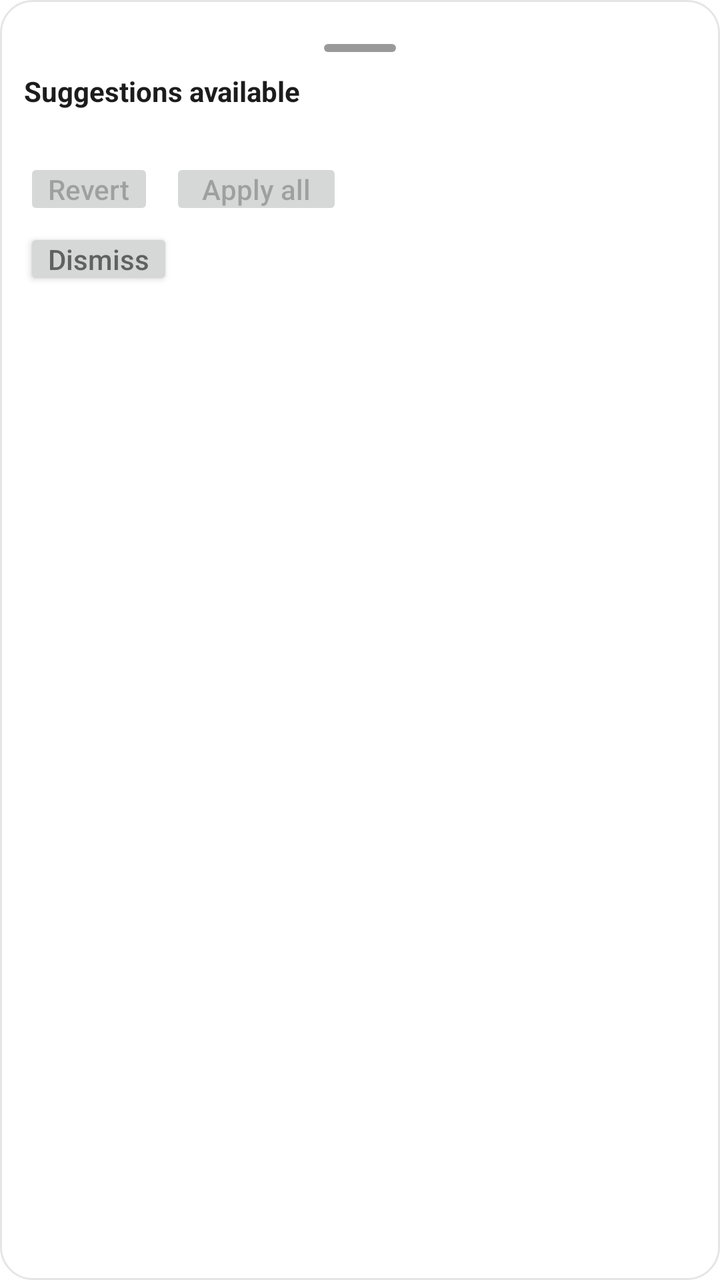
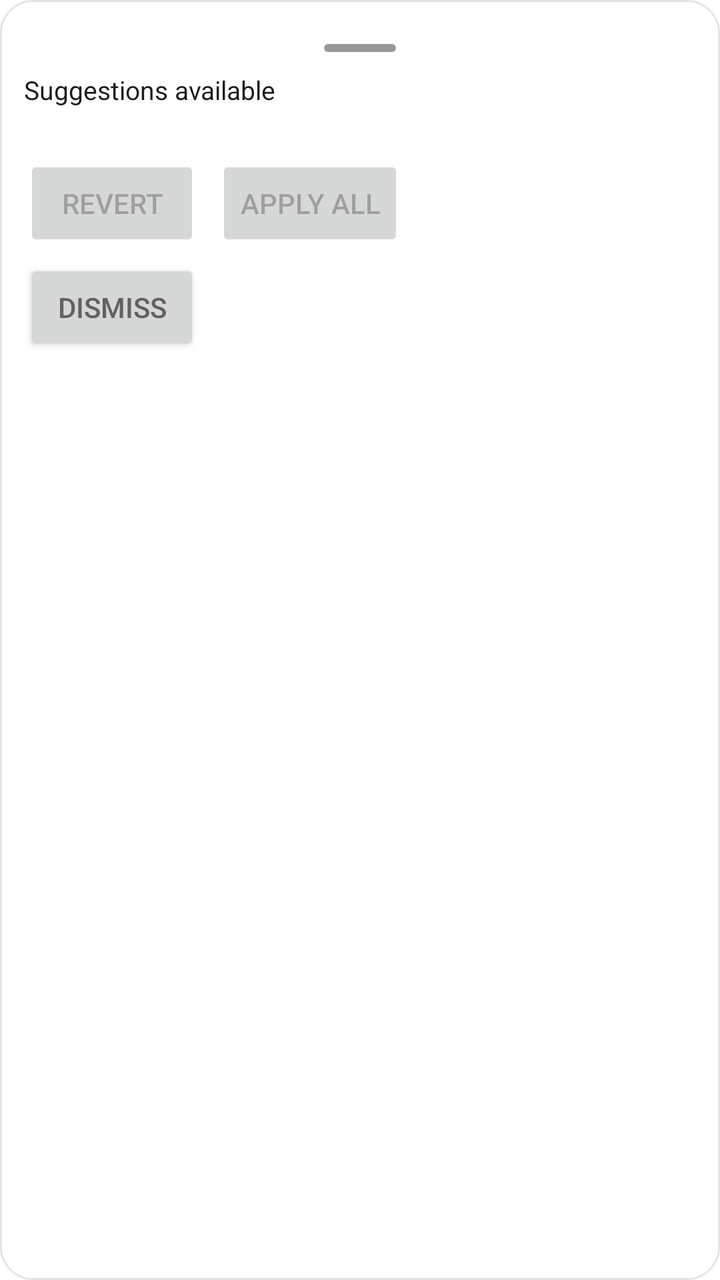

Compare the two renders of this Android layout. The source of the first and the diff that turns it into the second are given below.
<!-- AndroidManifest.xml: fallback theme Theme.MaterialComponents.DayNight.NoActionBar -->
<!-- res/layout/overlay_corrections.xml -->
<?xml version="1.0" encoding="utf-8"?>
<LinearLayout xmlns:android="http://schemas.android.com/apk/res/android"
    android:id="@+id/overlay_root"
    android:layout_width="wrap_content"
    android:layout_height="wrap_content"
    android:orientation="vertical"
    android:padding="12dp"
    android:background="@drawable/overlay_background"
    android:elevation="6dp">

    <LinearLayout
        android:id="@+id/drag_handle"
        android:layout_width="match_parent"
        android:layout_height="24dp"
        android:orientation="horizontal"
        android:gravity="center"
        android:padding="0dp">

        <View
            android:layout_width="36dp"
            android:layout_height="4dp"
            android:background="@drawable/overlay_drag_handle" />
    </LinearLayout>

    <TextView
        android:id="@+id/correction_status"
        android:layout_width="wrap_content"
        android:layout_height="wrap_content"
        android:text="@string/overlay_status_suggestions"
        android:textColor="@color/overlay_text_primary"
        android:textSize="14sp"
        android:paddingBottom="8dp"
        android:textStyle="bold" />

    <ScrollView
        android:id="@+id/correction_scroll"
        android:layout_width="wrap_content"
        android:layout_height="wrap_content"
        android:layout_marginBottom="8dp"
        android:overScrollMode="ifContentScrolls"
        android:layout_marginTop="4dp"
        android:maxHeight="240dp"
        android:fillViewport="true">

        <LinearLayout
            android:id="@+id/correction_list"
            android:layout_width="wrap_content"
            android:layout_height="wrap_content"
            android:orientation="vertical"
            android:divider="@drawable/overlay_divider"
            android:showDividers="middle" />
    </ScrollView>

    <LinearLayout
        android:layout_width="wrap_content"
        android:layout_height="wrap_content"
        android:orientation="horizontal"
        android:gravity="end"
        android:layout_marginTop="4dp"
        android:layout_marginBottom="4dp">

        <Button
            android:id="@+id/button_revert_all"
            android:layout_width="wrap_content"
            android:layout_height="wrap_content"
            android:minHeight="0dp"
            android:minWidth="0dp"
            android:paddingLeft="12dp"
            android:paddingRight="12dp"
            android:paddingTop="6dp"
            android:paddingBottom="6dp"
            android:text="@string/overlay_button_revert"
            android:textAllCaps="false"
            android:enabled="false" />

        <Button
            android:id="@+id/button_apply_all"
            android:layout_width="wrap_content"
            android:layout_height="wrap_content"
            android:minHeight="0dp"
            android:minWidth="0dp"
            android:paddingLeft="16dp"
            android:paddingRight="16dp"
            android:paddingTop="6dp"
            android:paddingBottom="6dp"
            android:text="@string/overlay_button_apply_all"
            android:textAllCaps="false"
            android:layout_marginStart="8dp"
            android:enabled="false" />
    </LinearLayout>

    <Button
        android:id="@+id/button_dismiss"
        android:layout_width="wrap_content"
        android:layout_height="wrap_content"
        android:minHeight="0dp"
        android:minWidth="0dp"
        android:paddingLeft="12dp"
        android:paddingRight="12dp"
        android:paddingTop="6dp"
        android:paddingBottom="6dp"
        android:text="@string/overlay_button_dismiss"
        android:textAllCaps="false"
        android:textColor="@color/overlay_text_secondary" />

</LinearLayout>
<!-- resources referenced by this layout -->
<resources>
  <color name="overlay_text_primary">#FF1C1C1C</color>
  <color name="overlay_text_secondary">#FF616161</color>
  <!-- drawable overlay_background (drawable) -->
  <?xml version="1.0" encoding="utf-8"?>
  <shape xmlns:android="http://schemas.android.com/apk/res/android"
      android:shape="rectangle">
      <solid android:color="#F2FFFFFF" />
      <corners android:radius="16dp" />
      <padding android:left="12dp" android:top="12dp" android:right="12dp" android:bottom="12dp" />
      <stroke android:width="1dp" android:color="#1A000000" />
  </shape>
  <!-- drawable overlay_divider (drawable) -->
  <?xml version="1.0" encoding="utf-8"?>
  <shape xmlns:android="http://schemas.android.com/apk/res/android"
      android:shape="rectangle">
      <size android:height="1dp" />
      <solid android:color="#1A000000" />
  </shape>
  <!-- drawable overlay_drag_handle (drawable) -->
  <?xml version="1.0" encoding="utf-8"?>
  <shape xmlns:android="http://schemas.android.com/apk/res/android"
      android:shape="rectangle">
      <corners android:radius="2dp" />
      <solid android:color="#66000000" />
  </shape>
  <string name="overlay_button_apply_all">Apply all</string>
  <string name="overlay_button_dismiss">Dismiss</string>
  <string name="overlay_button_revert">Revert</string>
  <string name="overlay_status_suggestions">Suggestions available</string>
</resources>

<!-- the commit's change to res/layout/overlay_corrections.xml (unified diff, before → after) -->
@@ -27,10 +27,10 @@
         android:layout_width="wrap_content"
         android:layout_height="wrap_content"
         android:text="@string/overlay_status_suggestions"
+        android:textSize="13sp"
+        android:textStyle="normal"
         android:textColor="@color/overlay_text_primary"
-        android:textSize="14sp"
-        android:paddingBottom="8dp"
-        android:textStyle="bold" />
+        android:paddingBottom="8dp" />
 
     <ScrollView
         android:id="@+id/correction_scroll"
@@ -39,8 +39,7 @@
         android:layout_marginBottom="8dp"
         android:overScrollMode="ifContentScrolls"
         android:layout_marginTop="4dp"
-        android:maxHeight="240dp"
-        android:fillViewport="true">
+        android:maxHeight="240dp">
 
         <LinearLayout
             android:id="@+id/correction_list"
@@ -63,28 +62,14 @@
             android:id="@+id/button_revert_all"
             android:layout_width="wrap_content"
             android:layout_height="wrap_content"
-            android:minHeight="0dp"
-            android:minWidth="0dp"
-            android:paddingLeft="12dp"
-            android:paddingRight="12dp"
-            android:paddingTop="6dp"
-            android:paddingBottom="6dp"
             android:text="@string/overlay_button_revert"
-            android:textAllCaps="false"
             android:enabled="false" />
 
         <Button
             android:id="@+id/button_apply_all"
             android:layout_width="wrap_content"
             android:layout_height="wrap_content"
-            android:minHeight="0dp"
-            android:minWidth="0dp"
-            android:paddingLeft="16dp"
-            android:paddingRight="16dp"
-            android:paddingTop="6dp"
-            android:paddingBottom="6dp"
             android:text="@string/overlay_button_apply_all"
-            android:textAllCaps="false"
             android:layout_marginStart="8dp"
             android:enabled="false" />
     </LinearLayout>
@@ -93,14 +78,7 @@
         android:id="@+id/button_dismiss"
         android:layout_width="wrap_content"
         android:layout_height="wrap_content"
-        android:minHeight="0dp"
-        android:minWidth="0dp"
-        android:paddingLeft="12dp"
-        android:paddingRight="12dp"
-        android:paddingTop="6dp"
-        android:paddingBottom="6dp"
         android:text="@string/overlay_button_dismiss"
-        android:textAllCaps="false"
         android:textColor="@color/overlay_text_secondary" />
 
 </LinearLayout>
